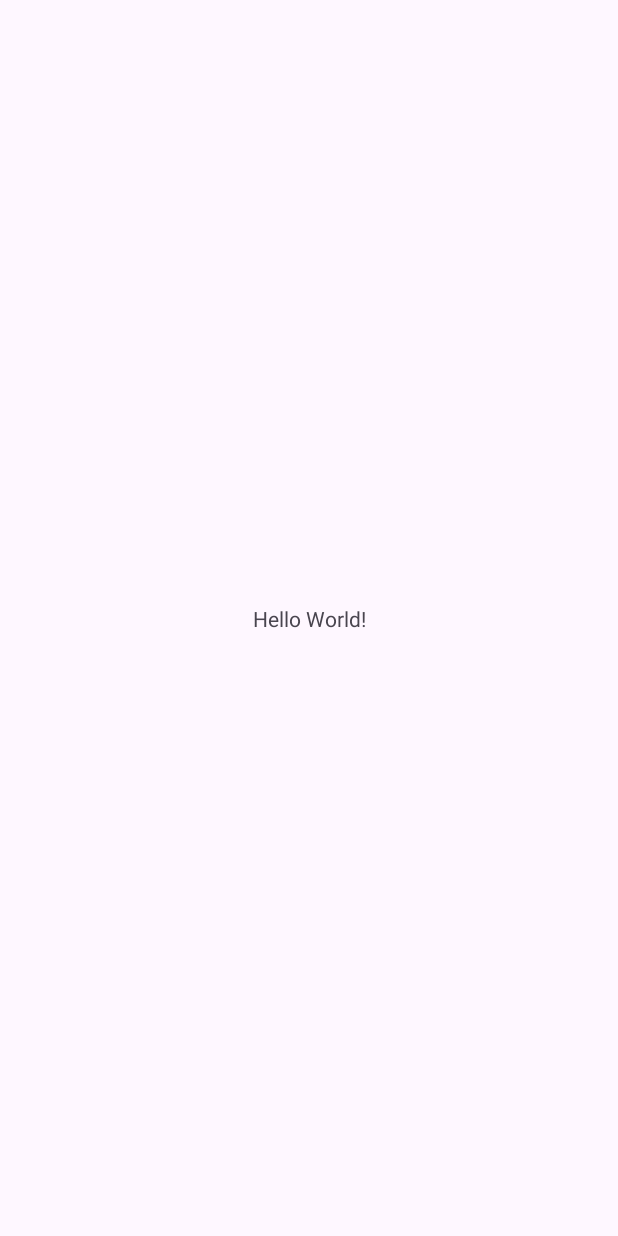
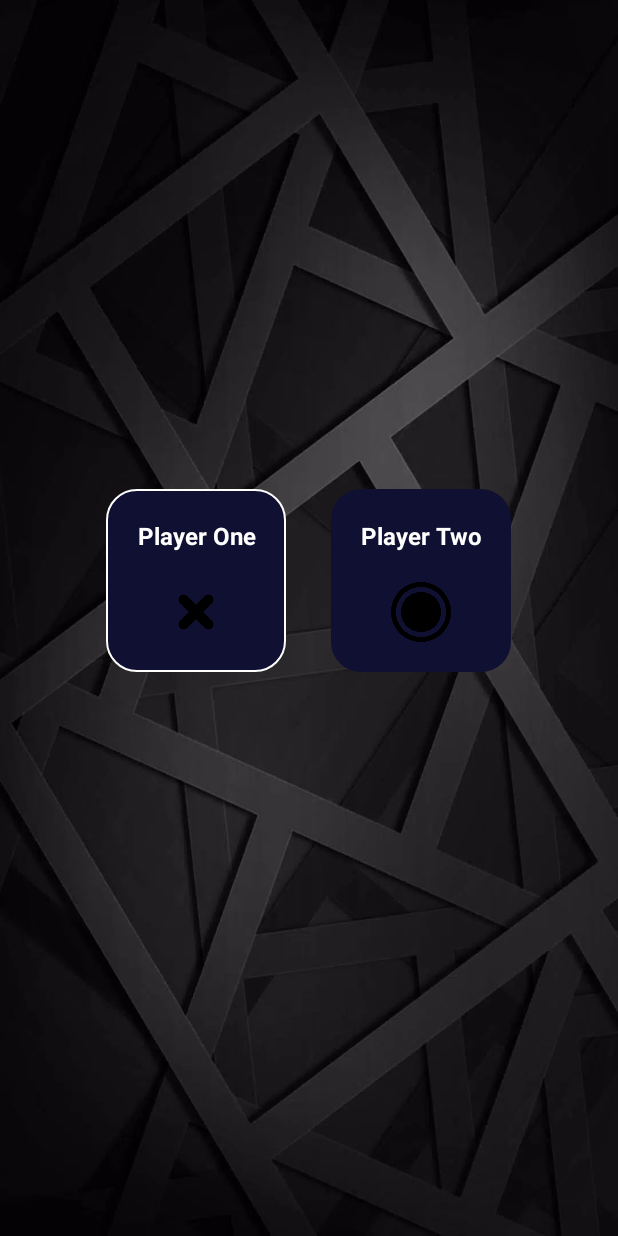
Before and after one commit to kaninoc/AndroidFirebase, an Android app: the MainActivity screen opened directly, with no data from a screen before it, on a phone screen of 412 x 824 dp. Before the commit the screen is almost empty. Run offline under Robolectric (Android 15) with nearby library versions, the phone set to English and light mode, and no system bars.

Commit message:
add board

```diff
--- a/app/src/main/java/com/unal/edu/androidfirebase/MainActivity.java
+++ b/app/src/main/java/com/unal/edu/androidfirebase/MainActivity.java
@@ -10,5 +10,7 @@ public class MainActivity extends AppCompatActivity {
     protected void onCreate(Bundle savedInstanceState) {
         super.onCreate(savedInstanceState);
         setContentView(R.layout.activity_main);
+
+        final String getPlayerName = getIntent().getStringExtra("playerName");
     }
 }
--- /dev/null
+++ b/app/src/main/res/drawable/round_back_blue_stroke.xml
@@ -0,0 +1,12 @@
+<?xml version="1.0" encoding="utf-8"?>
+<shape xmlns:android="http://schemas.android.com/apk/res/android"
+    android:shape="rectangle">
+
+    <solid android:color="@color/dark_blue"/>
+
+    <stroke android:color="@color/white"
+        android:width="1dp"/>
+
+    <corners android:radius="20dp"/>
+
+</shape>
--- /dev/null
+++ b/app/src/main/res/drawable/round_back_dark_blue_20.xml
@@ -0,0 +1,8 @@
+<?xml version="1.0" encoding="utf-8"?>
+<shape xmlns:android="http://schemas.android.com/apk/res/android"
+    android:shape="rectangle">
+
+    <solid android:color="@color/dark_blue"/>
+    <corners android:radius="20dp"/>
+
+</shape>
--- /dev/null
+++ b/app/src/main/res/drawable/round_back_purple_20.xml
@@ -0,0 +1,7 @@
+<?xml version="1.0" encoding="utf-8"?>
+<shape xmlns:android="http://schemas.android.com/apk/res/android"
+    android:shape="rectangle">
+
+    <solid android:color="@color/purple"/>
+    <corners android:radius="20dp"/>
+</shape>
--- a/app/src/main/res/layout/activity_main.xml
+++ b/app/src/main/res/layout/activity_main.xml
@@ -1,18 +1,86 @@
 <?xml version="1.0" encoding="utf-8"?>
-<androidx.constraintlayout.widget.ConstraintLayout xmlns:android="http://schemas.android.com/apk/res/android"
+<RelativeLayout xmlns:android="http://schemas.android.com/apk/res/android"
     xmlns:app="http://schemas.android.com/apk/res-auto"
     xmlns:tools="http://schemas.android.com/tools"
     android:layout_width="match_parent"
     android:layout_height="match_parent"
+    android:background="@drawable/background"
     tools:context=".MainActivity">
 
-    <TextView
-        android:layout_width="wrap_content"
+    <LinearLayout
+        android:layout_above="@+id/gameContainer"
+        android:layout_width="match_parent"
+        android:layout_height="match_parent"
+        android:gravity="center"
+        android:orientation="horizontal">
+
+        <LinearLayout
+            android:layout_width="120dp"
+            android:layout_height="wrap_content"
+            android:background="@drawable/round_back_blue_stroke"
+            android:orientation="vertical">
+
+            <TextView
+                android:layout_width="match_parent"
+                android:layout_height="wrap_content"
+                android:layout_marginTop="20dp"
+                android:gravity="center"
+                android:text="Player One"
+                android:textColor="#FFFFFF"
+                android:textSize="16sp"
+                android:textStyle="bold" />
+
+            <ImageView
+                android:layout_width="40dp"
+                android:layout_height="40dp"
+                android:layout_gravity="center"
+                android:layout_marginTop="20dp"
+                android:layout_marginBottom="20dp"
+                android:src="@drawable/player_x" />
+
+        </LinearLayout>
+
+        <LinearLayout
+            android:layout_width="120dp"
+            android:layout_height="wrap_content"
+            android:layout_marginStart="30dp"
+            android:background="@drawable/round_back_dark_blue_20"
+            android:orientation="vertical">
+
+            <TextView
+                android:layout_width="match_parent"
+                android:layout_height="wrap_content"
+                android:layout_marginTop="20dp"
+                android:gravity="center"
+                android:text="Player Two"
+                android:textColor="#FFFFFF"
+                android:textSize="16sp"
+                android:textStyle="bold" />
+
+            <ImageView
+                android:layout_width="40dp"
+                android:layout_height="40dp"
+                android:layout_gravity="center"
+                android:layout_marginTop="20dp"
+                android:layout_marginBottom="20dp"
+                android:src="@drawable/player_o" />
+
+        </LinearLayout>
+
+
+    </LinearLayout>
+
+    <LinearLayout
+        android:id="@+id/gameContainer"
+        android:layout_width="match_parent"
         android:layout_height="wrap_content"
-        android:text="Hello World!"
-        app:layout_constraintBottom_toBottomOf="parent"
-        app:layout_constraintEnd_toEndOf="parent"
-        app:layout_constraintStart_toStartOf="parent"
-        app:layout_constraintTop_toTopOf="parent" />
+        android:orientation="vertical"
+        android:layout_marginStart="10dp"
+        android:layout_marginEnd="10dp"
+        android:layout_marginBottom="50dp"
+        android:background="@drawable/round_back_purple_20"
+        android:layout_alignParentBottom="true">
 
-</androidx.constraintlayout.widget.ConstraintLayout>
+    </LinearLayout>
+
+</RelativeLayout>
```
